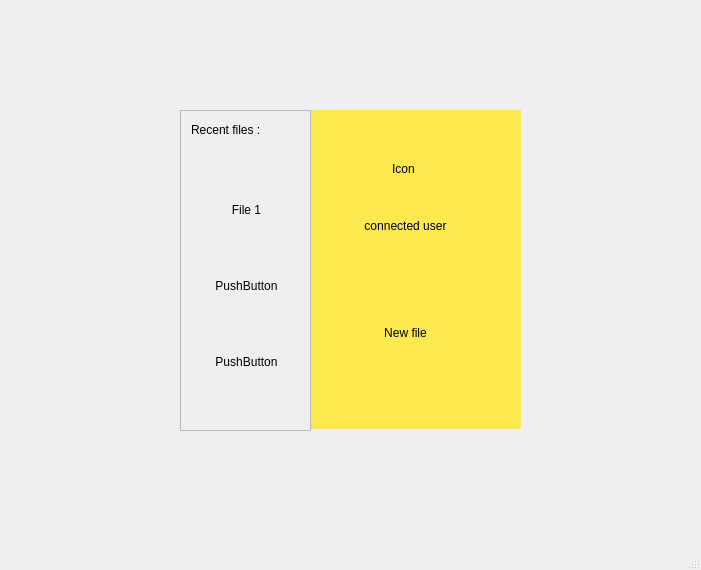
Old version of the form stacked.ui in the repository acordi96/ProgrammazioneDiSistema-SharedEditor-Client.
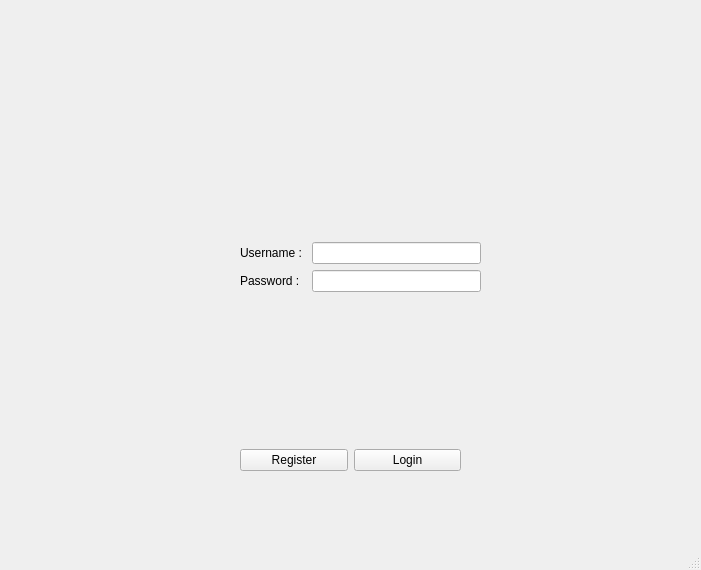
New version of the form. The open tabs and pages were chosen to show the change. Icons and pictures are not drawn.

Diff of the .ui file:
```diff
--- a/stacked.ui
+++ b/stacked.ui
@@ -104,7 +104,7 @@
            </property>
           </widget>
          </item>
-         <item alignment="Qt::AlignVCenter">
+         <item>
           <widget class="QPushButton" name="loginButton">
            <property name="text">
             <string>Login</string>
@@ -242,239 +242,6 @@
       </layout>
      </widget>
     </widget>
-    <widget class="QWidget" name="editor">
-     <widget class="QWidget" name="horizontalLayoutWidget">
-      <property name="geometry">
-       <rect>
-        <x>180</x>
-        <y>110</y>
-        <width>341</width>
-        <height>321</height>
-       </rect>
-      </property>
-      <layout class="QHBoxLayout" name="horizontalLayout">
-       <property name="spacing">
-        <number>0</number>
-       </property>
-       <item>
-        <widget class="QWidget" name="widget_2" native="true">
-         <widget class="QWidget" name="widget_3" native="true">
-          <property name="geometry">
-           <rect>
-            <x>130</x>
-            <y>0</y>
-            <width>211</width>
-            <height>319</height>
-           </rect>
-          </property>
-          <property name="mouseTracking">
-           <bool>false</bool>
-          </property>
-          <property name="styleSheet">
-           <string notr="true">background-color: rgb(252, 233, 79);</string>
-          </property>
-          <widget class="QLabel" name="label_4">
-           <property name="geometry">
-            <rect>
-             <x>40</x>
-             <y>100</y>
-             <width>111</width>
-             <height>31</height>
-            </rect>
-           </property>
-           <property name="text">
-            <string>connected user</string>
-           </property>
-           <property name="alignment">
-            <set>Qt::AlignCenter</set>
-           </property>
-          </widget>
-          <widget class="QLabel" name="label_5">
-           <property name="geometry">
-            <rect>
-             <x>60</x>
-             <y>50</y>
-             <width>67</width>
-             <height>17</height>
-            </rect>
-           </property>
-           <property name="text">
-            <string>Icon</string>
-           </property>
-           <property name="alignment">
-            <set>Qt::AlignCenter</set>
-           </property>
-          </widget>
-          <widget class="QPushButton" name="newFileButton">
-           <property name="geometry">
-            <rect>
-             <x>40</x>
-             <y>210</y>
-             <width>111</width>
-             <height>25</height>
-            </rect>
-           </property>
-           <property name="mouseTracking">
-            <bool>true</bool>
-           </property>
-           <property name="focusPolicy">
-            <enum>Qt::StrongFocus</enum>
-           </property>
-           <property name="styleSheet">
-            <string notr="true">QPushButton:hover{
-	color: rgb(32, 74, 135);
-}
-</string>
-           </property>
-           <property name="text">
-            <string>New file</string>
-           </property>
-           <property name="icon">
-            <iconset resource="project_icons.qrc">
-             <normaloff>:/images/Science-Plus2-Math-icon.png</normaloff>:/images/Science-Plus2-Math-icon.png</iconset>
-           </property>
-           <property name="checkable">
-            <bool>false</bool>
-           </property>
-           <property name="checked">
-            <bool>false</bool>
-           </property>
-           <property name="autoDefault">
-            <bool>false</bool>
-           </property>
-           <property name="default">
-            <bool>false</bool>
-           </property>
-           <property name="flat">
-            <bool>true</bool>
-           </property>
-          </widget>
-         </widget>
-         <widget class="QScrollArea" name="scrollArea">
-          <property name="geometry">
-           <rect>
-            <x>0</x>
-            <y>0</y>
-            <width>131</width>
-            <height>321</height>
-           </rect>
-          </property>
-          <property name="widgetResizable">
-           <bool>true</bool>
-          </property>
-          <widget class="QWidget" name="scrollAreaWidgetContents">
-           <property name="geometry">
-            <rect>
-             <x>0</x>
-             <y>0</y>
-             <width>129</width>
-             <height>319</height>
-            </rect>
-           </property>
-           <widget class="QWidget" name="verticalLayoutWidget_3">
-            <property name="geometry">
-             <rect>
-              <x>0</x>
-              <y>30</y>
-              <width>131</width>
-              <height>291</height>
-             </rect>
-            </property>
-            <layout class="QVBoxLayout" name="verticalLayout">
-             <property name="spacing">
-              <number>0</number>
-             </property>
-             <item>
-              <widget class="QPushButton" name="fileButton">
-               <property name="autoFillBackground">
-                <bool>false</bool>
-               </property>
-               <property name="styleSheet">
-                <string notr="true">QPushButton { 
-border: 0px;
-}
-QPushButton:hover {
-	background-color: rgb(32, 74, 135);
-}</string>
-               </property>
-               <property name="text">
-                <string>File 1</string>
-               </property>
-               <property name="checkable">
-                <bool>false</bool>
-               </property>
-               <property name="checked">
-                <bool>false</bool>
-               </property>
-               <property name="autoDefault">
-                <bool>false</bool>
-               </property>
-               <property name="default">
-                <bool>false</bool>
-               </property>
-               <property name="flat">
-                <bool>false</bool>
-               </property>
-              </widget>
-             </item>
-             <item>
-              <widget class="QPushButton" name="pushButton_3">
-               <property name="styleSheet">
-                <string notr="true">QPushButton {
-border: 0px;
-}
-QPushButton:hover {
-background-color: rgb(32, 74, 135);
-}</string>
-               </property>
-               <property name="text">
-                <string>PushButton</string>
-               </property>
-               <property name="flat">
-                <bool>false</bool>
-               </property>
-              </widget>
-             </item>
-             <item>
-              <widget class="QPushButton" name="pushButton_5">
-               <property name="styleSheet">
-                <string notr="true">QPushButton {
-border: 0px;
-}
-QPushButton:hover {
-background-color: rgb(32, 74, 135);
-}</string>
-               </property>
-               <property name="text">
-                <string>PushButton</string>
-               </property>
-               <property name="flat">
-                <bool>false</bool>
-               </property>
-              </widget>
-             </item>
-            </layout>
-           </widget>
-           <widget class="QLabel" name="label_3">
-            <property name="geometry">
-             <rect>
-              <x>10</x>
-              <y>10</y>
-              <width>101</width>
-              <height>17</height>
-             </rect>
-            </property>
-            <property name="text">
-             <string>Recent files :</string>
-            </property>
-           </widget>
-          </widget>
-         </widget>
-        </widget>
-       </item>
-      </layout>
-     </widget>
-    </widget>
    </widget>
   </widget>
   <widget class="QMenuBar" name="menubar">
```
Left out of the diff: 7 changed lines with no effect on the pictures.
